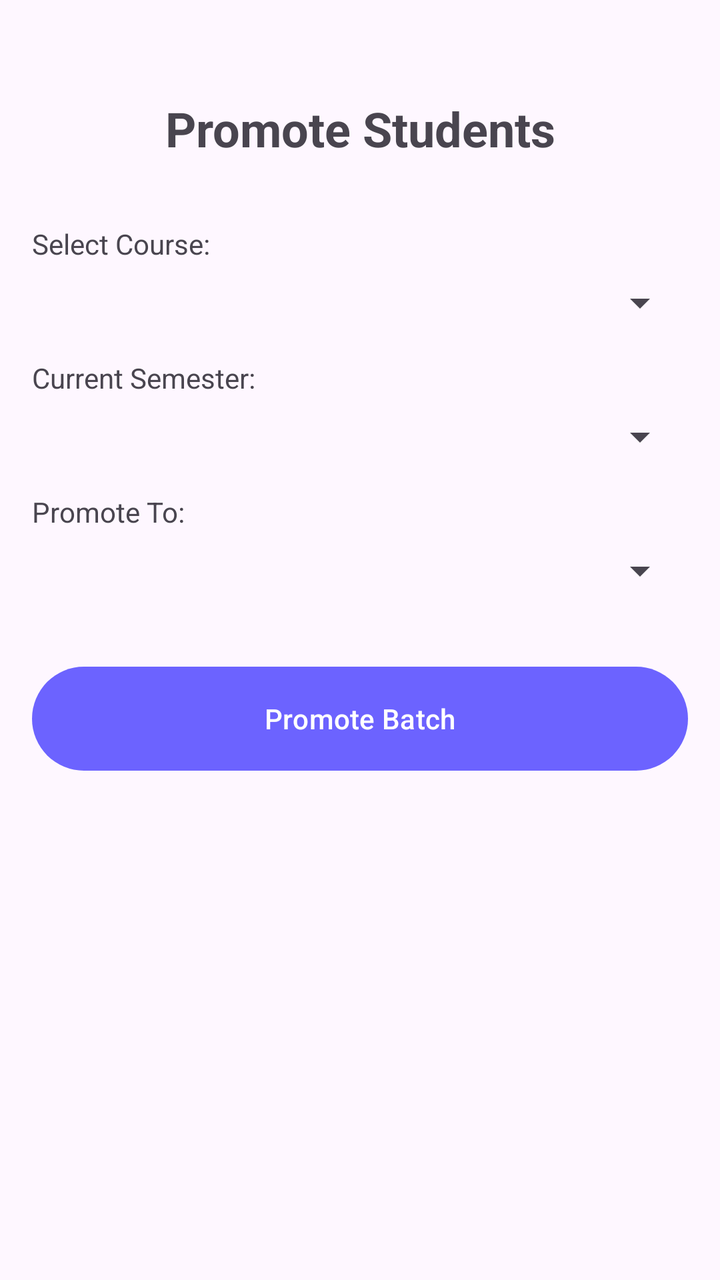
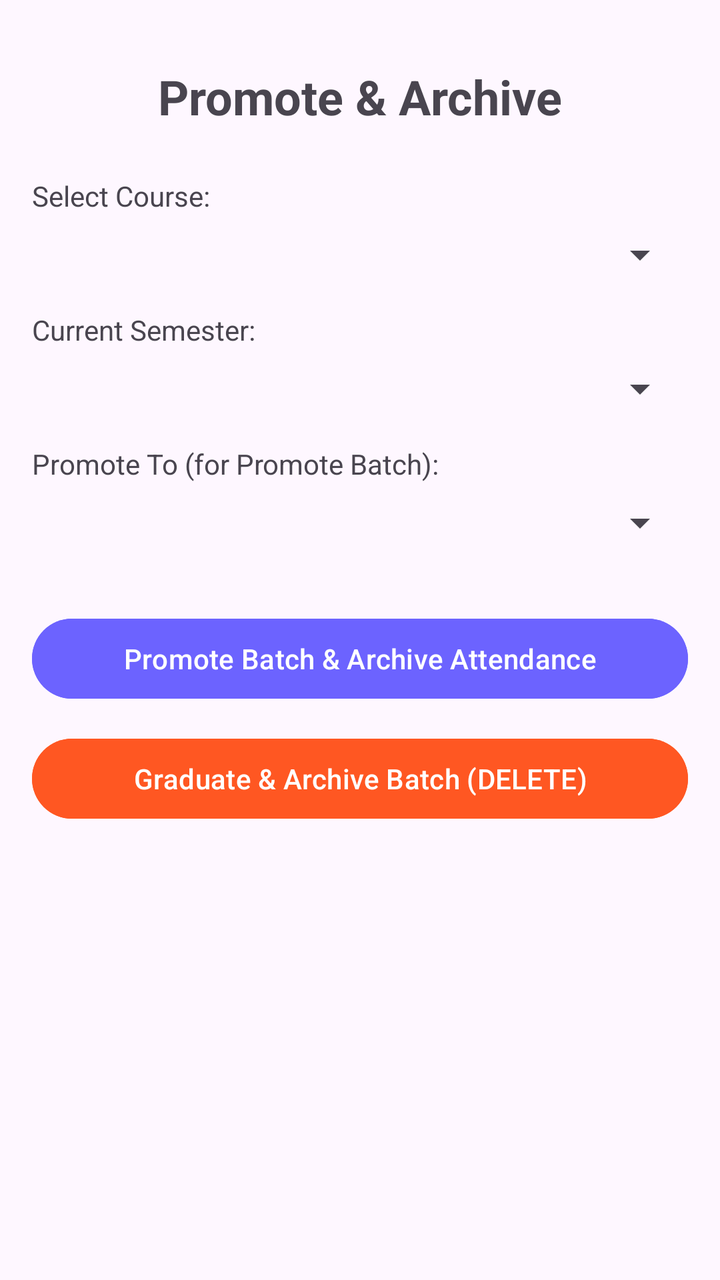

The first picture is an Android layout as it rendered before a commit; the second is the same layout after the commit. The layout source and the unified diff follow.
<!-- AndroidManifest.xml: application theme Theme.SmartAttendance -->
<!-- res/layout/activity_promote_students.xml -->
<?xml version="1.0" encoding="utf-8"?>
<androidx.constraintlayout.widget.ConstraintLayout xmlns:android="http://schemas.android.com/apk/res/android"
    xmlns:app="http://schemas.android.com/apk/res-auto"
    xmlns:tools="http://schemas.android.com/tools"
    android:layout_width="match_parent"
    android:layout_height="match_parent"
    android:padding="16dp"
    tools:context=".PromoteStudentsActivity">

    <TextView
        android:id="@+id/tvTitle"
        android:layout_width="wrap_content"
        android:layout_height="wrap_content"
        android:layout_marginTop="32dp"
        android:text="Promote Students"
        android:textSize="24sp"
        android:textStyle="bold"
        app:layout_constraintEnd_toEndOf="parent"
        app:layout_constraintStart_toStartOf="parent"
        app:layout_constraintTop_toTopOf="parent" />

    <TextView
        android:id="@+id/tvCourseLabel"
        android:layout_width="wrap_content"
        android:layout_height="wrap_content"
        android:layout_marginTop="32dp"
        android:text="Select Course:"
        app:layout_constraintStart_toStartOf="parent"
        app:layout_constraintTop_toBottomOf="@+id/tvTitle" />

    <Spinner
        android:id="@+id/spinnerCourse"
        android:layout_width="0dp"
        android:layout_height="wrap_content"
        android:layout_marginTop="8dp"
        app:layout_constraintEnd_toEndOf="parent"
        app:layout_constraintStart_toStartOf="parent"
        app:layout_constraintTop_toBottomOf="@+id/tvCourseLabel" />

    <TextView
        android:id="@+id/tvCurrentSemLabel"
        android:layout_width="wrap_content"
        android:layout_height="wrap_content"
        android:layout_marginTop="16dp"
        android:text="Current Semester:"
        app:layout_constraintStart_toStartOf="parent"
        app:layout_constraintTop_toBottomOf="@+id/spinnerCourse" />

    <Spinner
        android:id="@+id/spinnerCurrentSem"
        android:layout_width="0dp"
        android:layout_height="wrap_content"
        android:layout_marginTop="8dp"
        app:layout_constraintEnd_toEndOf="parent"
        app:layout_constraintStart_toStartOf="parent"
        app:layout_constraintTop_toBottomOf="@+id/tvCurrentSemLabel" />

    <TextView
        android:id="@+id/tvTargetSemLabel"
        android:layout_width="wrap_content"
        android:layout_height="wrap_content"
        android:layout_marginTop="16dp"
        android:text="Promote To:"
        app:layout_constraintStart_toStartOf="parent"
        app:layout_constraintTop_toBottomOf="@+id/spinnerCurrentSem" />

    <Spinner
        android:id="@+id/spinnerTargetSem"
        android:layout_width="0dp"
        android:layout_height="wrap_content"
        android:layout_marginTop="8dp"
        app:layout_constraintEnd_toEndOf="parent"
        app:layout_constraintStart_toStartOf="parent"
        app:layout_constraintTop_toBottomOf="@+id/tvTargetSemLabel" />

    <Button
        android:id="@+id/btnPromoteBatch"
        android:layout_width="0dp"
        android:layout_height="60dp"
        android:layout_marginTop="32dp"
        android:text="Promote Batch"
        app:layout_constraintEnd_toEndOf="parent"
        app:layout_constraintStart_toStartOf="parent"
        app:layout_constraintTop_toBottomOf="@+id/spinnerTargetSem" />

    <ProgressBar
        android:id="@+id/progressBar"
        style="?android:attr/progressBarStyle"
        android:layout_width="wrap_content"
        android:layout_height="wrap_content"
        android:visibility="gone"
        app:layout_constraintBottom_toBottomOf="parent"
        app:layout_constraintEnd_toEndOf="parent"
        app:layout_constraintStart_toStartOf="parent"
        app:layout_constraintTop_toTopOf="parent" />

</androidx.constraintlayout.widget.ConstraintLayout>
<!-- resources referenced by this layout -->
<resources>
  <style name="Theme.SmartAttendance" parent="Base.Theme.SmartAttendance" />
  <style name="Base.Theme.SmartAttendance" parent="Theme.Material3.Light.NoActionBar">
          
          <item name="colorPrimary">@color/colorPrimary</item>
          <item name="android:statusBarColor">@color/white</item>
          <item name="android:windowLightStatusBar">true</item>
      </style>
  <color name="colorPrimary">#6C63FF</color>
  <color name="white">#FFFFFFFF</color>
</resources>

<!-- the commit's change to res/layout/activity_promote_students.xml (unified diff, before → after) -->
@@ -7,91 +7,116 @@
     android:padding="16dp"
     tools:context=".PromoteStudentsActivity">
 
-    <TextView
-        android:id="@+id/tvTitle"
-        android:layout_width="wrap_content"
-        android:layout_height="wrap_content"
-        android:layout_marginTop="32dp"
-        android:text="Promote Students"
-        android:textSize="24sp"
-        android:textStyle="bold"
-        app:layout_constraintEnd_toEndOf="parent"
-        app:layout_constraintStart_toStartOf="parent"
-        app:layout_constraintTop_toTopOf="parent" />
+    <ScrollView
+        android:layout_width="match_parent"
+        android:layout_height="match_parent">
 
-    <TextView
-        android:id="@+id/tvCourseLabel"
-        android:layout_width="wrap_content"
-        android:layout_height="wrap_content"
-        android:layout_marginTop="32dp"
-        android:text="Select Course:"
-        app:layout_constraintStart_toStartOf="parent"
-        app:layout_constraintTop_toBottomOf="@+id/tvTitle" />
+        <androidx.constraintlayout.widget.ConstraintLayout
+            android:layout_width="match_parent"
+            android:layout_height="wrap_content">
 
-    <Spinner
-        android:id="@+id/spinnerCourse"
-        android:layout_width="0dp"
-        android:layout_height="wrap_content"
-        android:layout_marginTop="8dp"
-        app:layout_constraintEnd_toEndOf="parent"
-        app:layout_constraintStart_toStartOf="parent"
-        app:layout_constraintTop_toBottomOf="@+id/tvCourseLabel" />
+            <TextView
+                android:id="@+id/tvTitle"
+                android:layout_width="wrap_content"
+                android:layout_height="wrap_content"
+                android:layout_marginTop="16dp"
+                android:text="Promote &amp; Archive"
+                android:textSize="24sp"
+                android:textStyle="bold"
+                app:layout_constraintEnd_toEndOf="parent"
+                app:layout_constraintStart_toStartOf="parent"
+                app:layout_constraintTop_toTopOf="parent" />
 
-    <TextView
-        android:id="@+id/tvCurrentSemLabel"
-        android:layout_width="wrap_content"
-        android:layout_height="wrap_content"
-        android:layout_marginTop="16dp"
-        android:text="Current Semester:"
-        app:layout_constraintStart_toStartOf="parent"
-        app:layout_constraintTop_toBottomOf="@+id/spinnerCourse" />
+            <TextView
+                android:id="@+id/tvCourseLabel"
+                android:layout_width="wrap_content"
+                android:layout_height="wrap_content"
+                android:layout_marginTop="24dp"
+                android:text="Select Course:"
+                app:layout_constraintStart_toStartOf="parent"
+                app:layout_constraintTop_toBottomOf="@+id/tvTitle" />
 
-    <Spinner
-        android:id="@+id/spinnerCurrentSem"
-        android:layout_width="0dp"
-        android:layout_height="wrap_content"
-        android:layout_marginTop="8dp"
-        app:layout_constraintEnd_toEndOf="parent"
-        app:layout_constraintStart_toStartOf="parent"
-        app:layout_constraintTop_toBottomOf="@+id/tvCurrentSemLabel" />
+            <Spinner
+                android:id="@+id/spinnerCourse"
+                android:layout_width="0dp"
+                android:layout_height="wrap_content"
+                android:layout_marginTop="8dp"
+                app:layout_constraintEnd_toEndOf="parent"
+                app:layout_constraintStart_toStartOf="parent"
+                app:layout_constraintTop_toBottomOf="@+id/tvCourseLabel" />
 
-    <TextView
-        android:id="@+id/tvTargetSemLabel"
-        android:layout_width="wrap_content"
-        android:layout_height="wrap_content"
-        android:layout_marginTop="16dp"
-        android:text="Promote To:"
-        app:layout_constraintStart_toStartOf="parent"
-        app:layout_constraintTop_toBottomOf="@+id/spinnerCurrentSem" />
+            <TextView
+                android:id="@+id/tvCurrentSemLabel"
+                android:layout_width="wrap_content"
+                android:layout_height="wrap_content"
+                android:layout_marginTop="16dp"
+                android:text="Current Semester:"
+                app:layout_constraintStart_toStartOf="parent"
+                app:layout_constraintTop_toBottomOf="@+id/spinnerCourse" />
 
-    <Spinner
-        android:id="@+id/spinnerTargetSem"
-        android:layout_width="0dp"
-        android:layout_height="wrap_content"
-        android:layout_marginTop="8dp"
-        app:layout_constraintEnd_toEndOf="parent"
-        app:layout_constraintStart_toStartOf="parent"
-        app:layout_constraintTop_toBottomOf="@+id/tvTargetSemLabel" />
+            <Spinner
+                android:id="@+id/spinnerCurrentSem"
+                android:layout_width="0dp"
+                android:layout_height="wrap_content"
+                android:layout_marginTop="8dp"
+                app:layout_constraintEnd_toEndOf="parent"
+                app:layout_constraintStart_toStartOf="parent"
+                app:layout_constraintTop_toBottomOf="@+id/tvCurrentSemLabel" />
 
-    <Button
-        android:id="@+id/btnPromoteBatch"
-        android:layout_width="0dp"
-        android:layout_height="60dp"
-        android:layout_marginTop="32dp"
-        android:text="Promote Batch"
-        app:layout_constraintEnd_toEndOf="parent"
-        app:layout_constraintStart_toStartOf="parent"
-        app:layout_constraintTop_toBottomOf="@+id/spinnerTargetSem" />
+            <TextView
+                android:id="@+id/tvTargetSemLabel"
+                android:layout_width="wrap_content"
+                android:layout_height="wrap_content"
+                android:layout_marginTop="16dp"
+                android:text="Promote To (for Promote Batch):"
+                app:layout_constraintStart_toStartOf="parent"
+                app:layout_constraintTop_toBottomOf="@+id/spinnerCurrentSem" />
 
-    <ProgressBar
-        android:id="@+id/progressBar"
-        style="?android:attr/progressBarStyle"
-        android:layout_width="wrap_content"
-        android:layout_height="wrap_content"
-        android:visibility="gone"
-        app:layout_constraintBottom_toBottomOf="parent"
-        app:layout_constraintEnd_toEndOf="parent"
-        app:layout_constraintStart_toStartOf="parent"
-        app:layout_constraintTop_toTopOf="parent" />
+            <Spinner
+                android:id="@+id/spinnerTargetSem"
+                android:layout_width="0dp"
+                android:layout_height="wrap_content"
+                android:layout_marginTop="8dp"
+                app:layout_constraintEnd_toEndOf="parent"
+                app:layout_constraintStart_toStartOf="parent"
+                app:layout_constraintTop_toBottomOf="@+id/tvTargetSemLabel" />
+
+            <Button
+                android:id="@+id/btnPromoteBatch"
+                android:layout_width="0dp"
+                android:layout_height="wrap_content"
+                android:layout_marginTop="32dp"
+                android:backgroundTint="@color/colorPrimary"
+                android:text="Promote Batch &amp; Archive Attendance"
+                android:textColor="@android:color/white"
+                app:layout_constraintEnd_toEndOf="parent"
+                app:layout_constraintStart_toStartOf="parent"
+                app:layout_constraintTop_toBottomOf="@+id/spinnerTargetSem" />
+
+            <Button
+                android:id="@+id/btnGraduateAndArchive"
+                android:layout_width="0dp"
+                android:layout_height="wrap_content"
+                android:layout_marginTop="12dp"
+                android:backgroundTint="#FF5722"
+                android:text="Graduate &amp; Archive Batch (DELETE)"
+                android:textColor="@android:color/white"
+                app:layout_constraintEnd_toEndOf="parent"
+                app:layout_constraintStart_toStartOf="parent"
+                app:layout_constraintTop_toBottomOf="@+id/btnPromoteBatch" />
+
+            <ProgressBar
+                android:id="@+id/progressBar"
+                style="?android:attr/progressBarStyle"
+                android:layout_width="wrap_content"
+                android:layout_height="wrap_content"
+                android:visibility="gone"
+                app:layout_constraintBottom_toBottomOf="parent"
+                app:layout_constraintEnd_toEndOf="parent"
+                app:layout_constraintStart_toStartOf="parent"
+                app:layout_constraintTop_toTopOf="parent" />
+
+        </androidx.constraintlayout.widget.ConstraintLayout>
+    </ScrollView>
 
 </androidx.constraintlayout.widget.ConstraintLayout>
